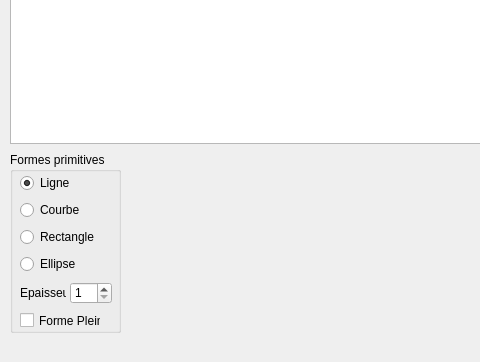
The window that Aaaah/MainWindow.ui (Sahnvour/maaaahp-toolkit) describes before a commit, drawn with Qt 5; both pictures show x 0 to 480 and y 268 to 630 of the 1000 by 630 pixel window.
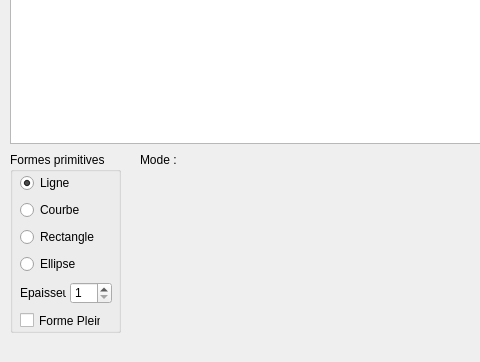
The same window after the commit.

Patch:
```diff
--- a/Aaaah/MainWindow.ui
+++ b/Aaaah/MainWindow.ui
@@ -310,6 +310,19 @@
      </property>
     </widget>
    </widget>
+   <widget class="QLabel" name="mode">
+    <property name="geometry">
+     <rect>
+      <x>140</x>
+      <y>420</y>
+      <width>101</width>
+      <height>16</height>
+     </rect>
+    </property>
+    <property name="text">
+     <string>Mode :</string>
+    </property>
+   </widget>
   </widget>
   <widget class="QMenuBar" name="menubar">
    <property name="geometry">
```
Left out of the diff: 2 changed lines with no effect on the pictures.
